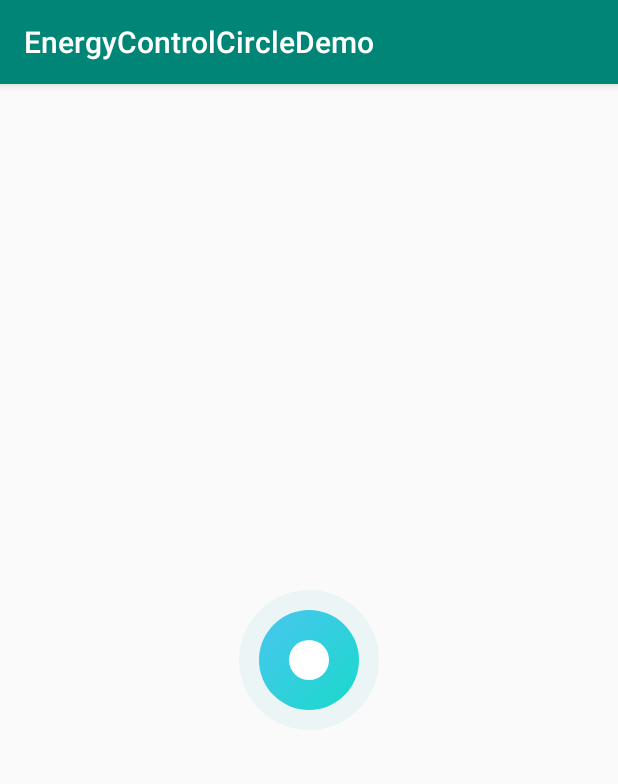
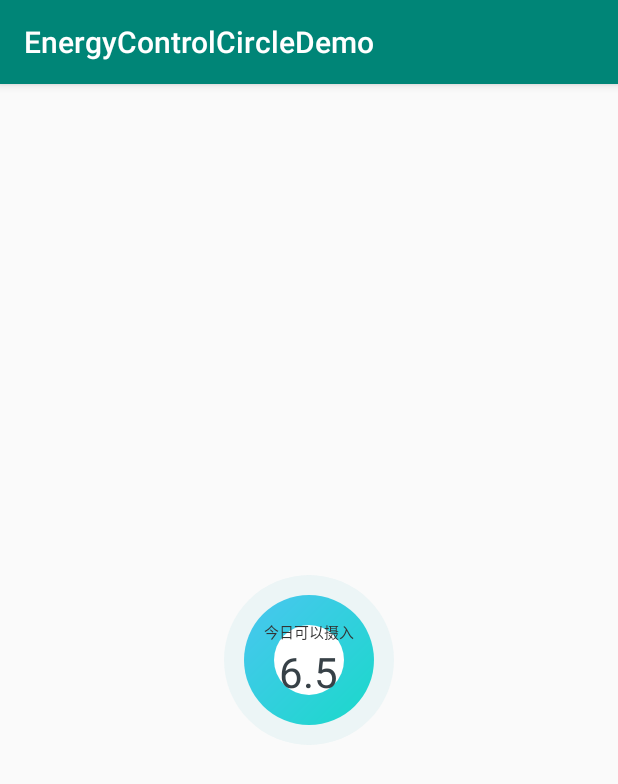
Before and after one commit to flyfire/EnergyControlCircleDemo, an Android app: the screen it shows after launch (MainActivity), on a phone screen of 412 x 824 dp. Shown: the top 784 px of the screen. Run offline under Robolectric (Android 15) with nearby library versions, the phone set to English and light mode, and no system bars.

Commit message:
energy control

```diff
--- a/app/src/main/res/layout/activity_main.xml
+++ b/app/src/main/res/layout/activity_main.xml
@@ -7,12 +7,42 @@
         android:layout_height="match_parent"
         tools:context=".MainActivity">
 
-    <com.solarexsoft.energycontrolcircle.EnergyControlCircle
-            android:layout_width="120dp"
-            android:layout_height="120dp"
+    <androidx.constraintlayout.widget.ConstraintLayout
+            android:layout_width="140dp"
+            android:layout_height="140dp"
             app:layout_constraintBottom_toBottomOf="parent"
             app:layout_constraintLeft_toLeftOf="parent"
             app:layout_constraintRight_toRightOf="parent"
-            app:layout_constraintTop_toTopOf="parent"/>
+            app:layout_constraintTop_toTopOf="parent">
+        <com.solarexsoft.energycontrolcircle.EnergyControlCircle
+                android:layout_width="140dp"
+                android:layout_height="140dp"
+                app:layout_constraintBottom_toBottomOf="parent"
+                app:layout_constraintLeft_toLeftOf="parent"
+                app:layout_constraintRight_toRightOf="parent"
+                app:layout_constraintTop_toTopOf="parent"/>
+        <LinearLayout
+                android:layout_width="wrap_content"
+                android:layout_height="wrap_content"
+                android:gravity="center_horizontal"
+                android:orientation="vertical"
+                app:layout_constraintBottom_toBottomOf="parent"
+                app:layout_constraintLeft_toLeftOf="parent"
+                app:layout_constraintRight_toRightOf="parent"
+                app:layout_constraintTop_toTopOf="parent">
+            <TextView
+                    android:layout_width="wrap_content"
+                    android:layout_height="wrap_content"
+                    android:textSize="10dp"
+                    android:textColor="#333333"
+                    android:text="今日可以摄入"/>
+            <TextView
+                    android:layout_width="wrap_content"
+                    android:layout_height="wrap_content"
+                    android:textSize="28dp"
+                    android:textColor="#374147"
+                    android:text="6.5"/>
+        </LinearLayout>
+    </androidx.constraintlayout.widget.ConstraintLayout>
 
 </androidx.constraintlayout.widget.ConstraintLayout>
--- a/energycontrolcircle/src/main/java/com/solarexsoft/energycontrolcircle/EnergyControlCircle.java
+++ b/energycontrolcircle/src/main/java/com/solarexsoft/energycontrolcircle/EnergyControlCircle.java
@@ -41,6 +41,7 @@ public class EnergyControlCircle extends View {
         mCenterCirclePaint = new Paint(Paint.ANTI_ALIAS_FLAG);
         mCenterCirclePaint.setColor(Color.parseColor("#ffffff"));
         mCenterCirclePaint.setStrokeWidth(1f);
+        setPadding(0, 0, 0, 0);
     }
 
     @Override
```
